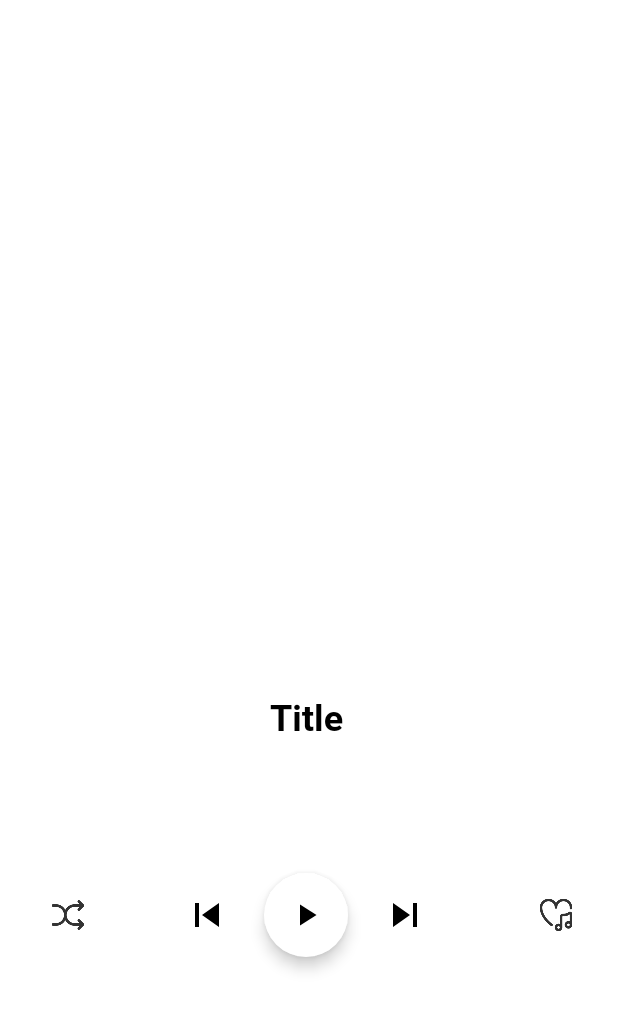
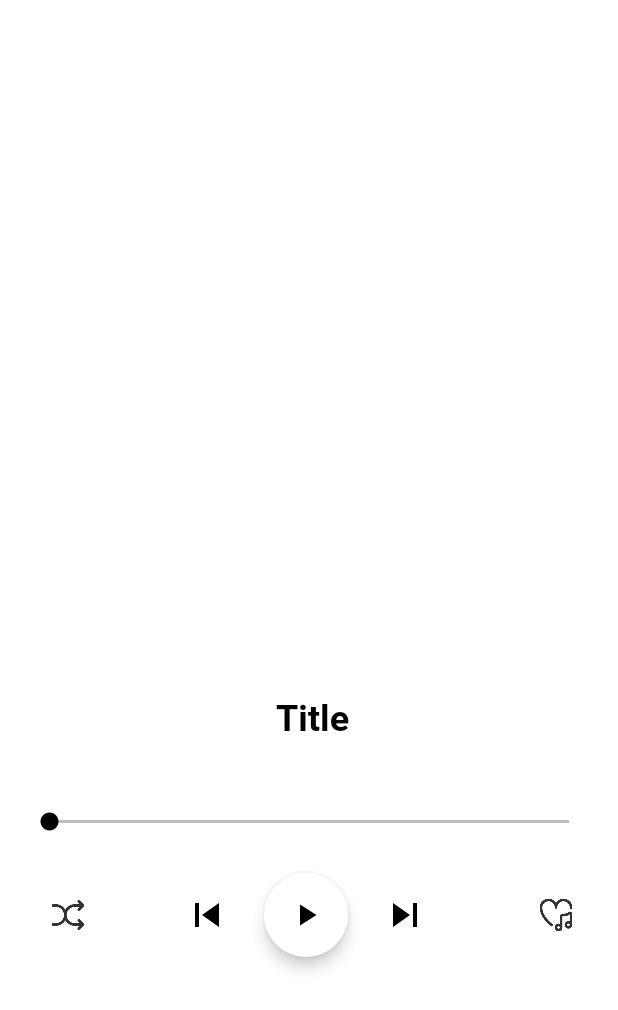
Before and after one commit to vishal206/TeachersBreak, an Android app: the layout fragment_player.xml on its own in the app's theme, with its tools: preview values and no code run, on a phone screen of 412 x 824 dp. Shown: the top 1010 px of the screen. Run offline under Robolectric (Android 15) with nearby library versions, the phone set to English and light mode, and no system bars.

Commit message:
audio playe working

```diff
--- a/app/build.gradle
+++ b/app/build.gradle
@@ -36,6 +36,9 @@ dependencies {
     implementation 'androidx.constraintlayout:constraintlayout:2.1.0'
     implementation 'androidx.legacy:legacy-support-v4:1.0.0'
     implementation 'com.google.firebase:firebase-analytics:19.0.0'
+    implementation 'com.google.firebase:firebase-firestore:23.0.3'
+    implementation 'com.google.firebase:firebase-auth:21.0.1'
+    implementation 'com.google.android.gms:play-services-auth:19.0.0'
     testImplementation 'junit:junit:4.+'
     androidTestImplementation 'androidx.test.ext:junit:1.1.3'
     androidTestImplementation 'androidx.test.espresso:espresso-core:3.4.0'
--- a/app/src/main/res/layout/activity_login.xml
+++ b/app/src/main/res/layout/activity_login.xml
@@ -21,6 +21,7 @@
         app:layout_constraintTop_toTopOf="@+id/guideline7" />
 
     <androidx.appcompat.widget.AppCompatButton
+        android:id="@+id/btn_GsignUp"
         android:layout_width="0dp"
         android:layout_height="0dp"
         android:background="@drawable/my_button"
--- a/app/src/main/res/layout/fragment_player.xml
+++ b/app/src/main/res/layout/fragment_player.xml
@@ -9,7 +9,7 @@
 
 
     <TextView
-        android:id="@+id/textView"
+        android:id="@+id/tv_songTitle"
         android:layout_width="0dp"
         android:layout_height="0dp"
         android:autoSizeTextType="uniform"
@@ -18,13 +18,13 @@
         android:text="Title"
         android:textColor="@color/black"
         app:layout_constraintBottom_toTopOf="@+id/guideline33"
-        app:layout_constraintEnd_toStartOf="@+id/guideline26"
-        app:layout_constraintStart_toStartOf="@+id/guideline27"
+        app:layout_constraintEnd_toStartOf="@+id/guideline30"
+        app:layout_constraintStart_toStartOf="@+id/guideline28"
         app:layout_constraintTop_toTopOf="@+id/guideline32" />
 
 
     <com.google.android.material.floatingactionbutton.FloatingActionButton
-        android:id="@+id/floatingActionButton"
+        android:id="@+id/btn_play"
         android:layout_width="wrap_content"
         android:layout_height="wrap_content"
         android:backgroundTint="@color/white"
@@ -80,6 +80,21 @@
         app:layout_constraintStart_toStartOf="@+id/guideline27"
         app:layout_constraintTop_toTopOf="@+id/guideline21" />
 
+
+    <SeekBar
+        android:id="@+id/seekBar"
+        android:layout_width="0dp"
+        android:layout_height="0dp"
+        android:progressBackgroundTint="@color/black"
+        android:progressTint="@color/black"
+        android:thumbTint="@color/black"
+        android:maxWidth="1dp"
+        app:layout_constraintBottom_toTopOf="@+id/guideline35"
+        app:layout_constraintEnd_toStartOf="@+id/guideline37"
+        app:layout_constraintStart_toStartOf="@+id/guideline36"
+        app:layout_constraintTop_toTopOf="@+id/guideline34"
+        app:layout_constraintVertical_bias="0.0" />
+
     <androidx.constraintlayout.widget.Guideline
         android:id="@+id/guideline20"
         android:layout_width="wrap_content"
@@ -109,6 +124,20 @@
         app:layout_constraintGuide_percent="0.6" />
 
     <androidx.constraintlayout.widget.Guideline
+        android:id="@+id/guideline34"
+        android:layout_width="wrap_content"
+        android:layout_height="wrap_content"
+        android:orientation="horizontal"
+        app:layout_constraintGuide_percent="0.65" />
+
+    <androidx.constraintlayout.widget.Guideline
+        android:id="@+id/guideline35"
+        android:layout_width="wrap_content"
+        android:layout_height="wrap_content"
+        android:orientation="horizontal"
+        app:layout_constraintGuide_percent="0.68" />
+
+    <androidx.constraintlayout.widget.Guideline
         android:id="@+id/guideline22"
         android:layout_width="wrap_content"
         android:layout_height="wrap_content"
@@ -135,6 +164,13 @@
         android:layout_height="wrap_content"
         android:orientation="vertical"
         app:layout_constraintGuide_percent="0.07" />
+
+    <androidx.constraintlayout.widget.Guideline
+        android:id="@+id/guideline36"
+        android:layout_width="wrap_content"
+        android:layout_height="wrap_content"
+        android:orientation="vertical"
+        app:layout_constraintGuide_percent="0.04" />
 
     <androidx.constraintlayout.widget.Guideline
         android:id="@+id/guideline29"
@@ -172,6 +208,13 @@
         app:layout_constraintGuide_percent="0.94" />
 
     <androidx.constraintlayout.widget.Guideline
+        android:id="@+id/guideline37"
+        android:layout_width="wrap_content"
+        android:layout_height="wrap_content"
+        android:orientation="vertical"
+        app:layout_constraintGuide_percent="0.96" />
+
+    <androidx.constraintlayout.widget.Guideline
         android:id="@+id/guideline31"
         android:layout_width="wrap_content"
         android:layout_height="wrap_content"
```
Also changed, not shown: app/src/main/AndroidManifest.xml (+5 -3 lines), app/src/main/java/com/example/teachers_break/login.java (+120 -0 lines), app/src/main/java/com/example/teachers_break/playerFragment.java (+135 -45 lines).
